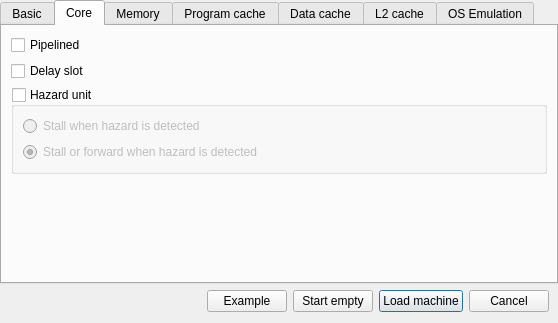
The window that src/gui/dialogs/new/NewDialog.ui (cvut/qtrvsim) describes before a commit, drawn with Qt 5.
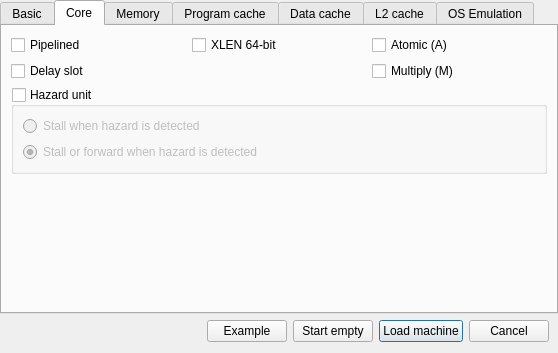
The same window after the commit. The open tabs and pages were chosen to show the change.

Commit message: GUI: the XLEN, atomic and multiply options controls added into new simulation dialog

```diff
--- a/src/gui/dialogs/new/NewDialog.ui
+++ b/src/gui/dialogs/new/NewDialog.ui
@@ -7,7 +7,7 @@
     <x>0</x>
     <y>0</y>
     <width>558</width>
-    <height>323</height>
+    <height>353</height>
    </rect>
   </property>
   <property name="windowTitle">
@@ -139,18 +139,43 @@
         <enum>QLayout::SetDefaultConstraint</enum>
        </property>
        <item>
+        <layout class="QGridLayout" name="gridLayoutIsa">
+         <item row="0" column="0">
         <widget class="QCheckBox" name="pipelined">
          <property name="text">
           <string>Pipelined</string>
          </property>
         </widget>
        </item>
-       <item>
+         <item row="0" column="1">
+          <widget class="QCheckBox" name="xlen_64bit">
+           <property name="text">
+            <string>XLEN 64-bit</string>
+           </property>
+          </widget>
+         </item>
+         <item row="0" column="2">
+          <widget class="QCheckBox" name="isa_atomic">
+           <property name="text">
+            <string>Atomic (A)</string>
+           </property>
+          </widget>
+         </item>
+         <item row="1" column="0">
         <widget class="QCheckBox" name="delay_slot">
          <property name="text">
           <string>Delay slot</string>
          </property>
         </widget>
+         </item>
+         <item row="1" column="2">
+          <widget class="QCheckBox" name="isa_multiply">
+           <property name="text">
+            <string>Multiply (M)</string>
+           </property>
+          </widget>
+         </item>
+        </layout>
        </item>
        <item>
         <widget class="QGroupBox" name="hazard_unit">
```
Lines whose indentation alone changed are shown as unchanged. The commit also changes 3 other files.
